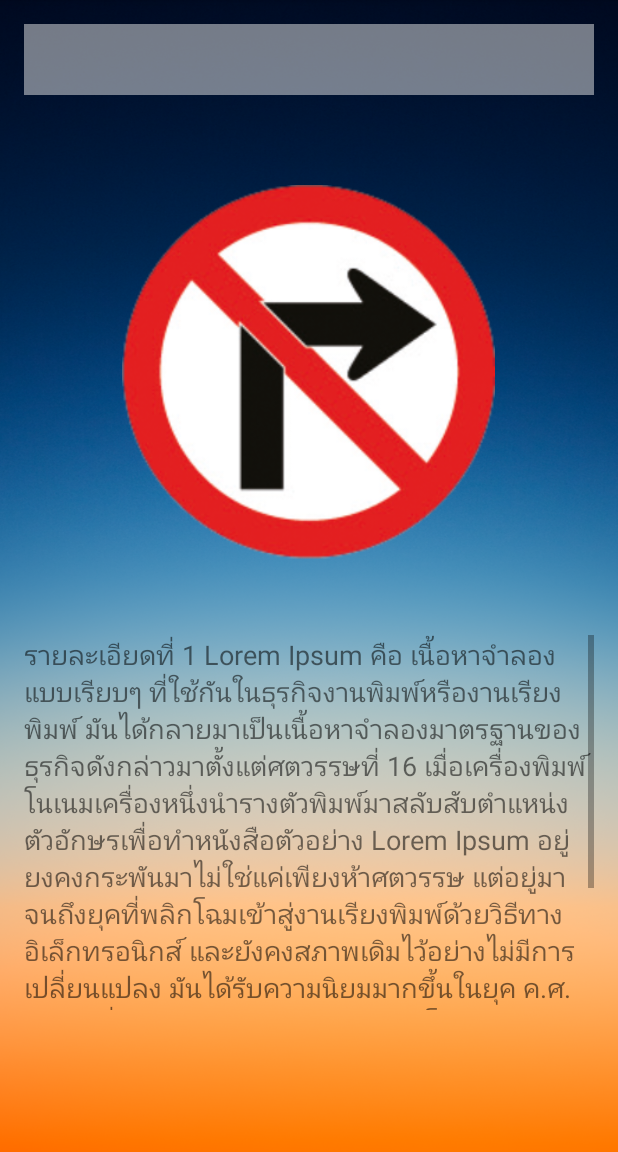
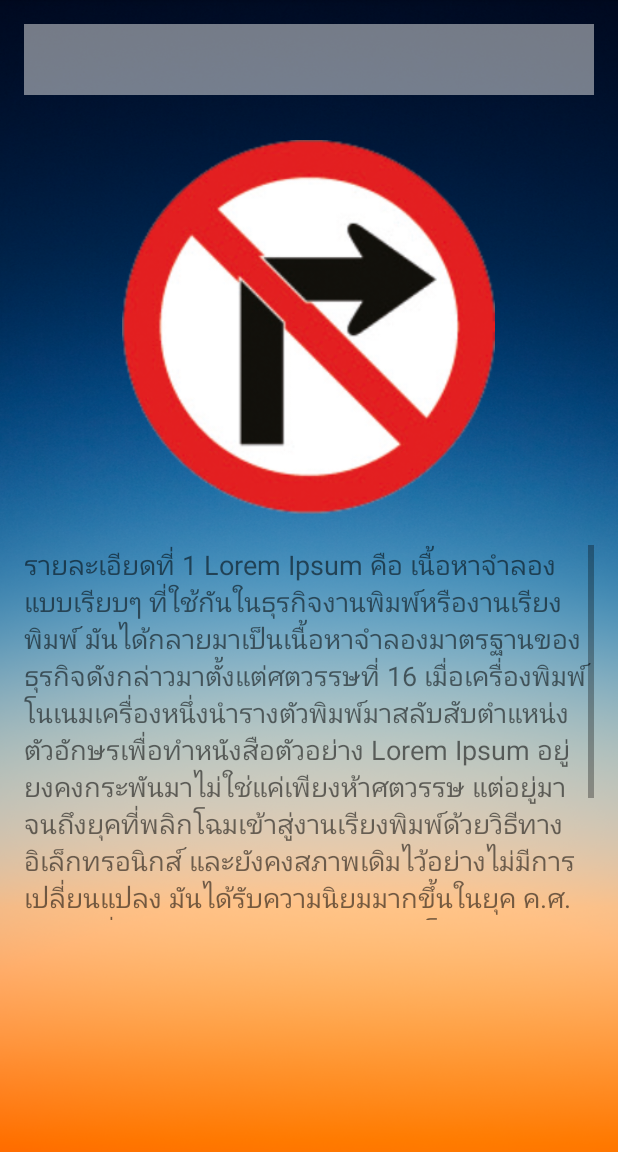
Before and after one commit to xnester/android_workshop, an Android app: the DetailActivity screen opened directly, with no data from a screen before it, on a phone screen of 412 x 824 dp, the part 84-1236 px from its top. Run offline under Robolectric (Android 15) with nearby library versions, the phone set to English and light mode, and no system bars.

Commit message:
Edit Detail Screen

```diff
--- a/app/src/main/res/layout/activity_detail.xml
+++ b/app/src/main/res/layout/activity_detail.xml
@@ -34,14 +34,14 @@
             android:layout_height="@dimen/image"
             android:id="@+id/imageView2"
             android:layout_gravity="center_horizontal"
-            android:layout_marginTop="50dp" />
+            android:layout_marginTop="20dp" />
 
         <ScrollView
             android:layout_width="fill_parent"
             android:layout_height="250dp"
             android:id="@+id/scrollView"
             android:layout_gravity="center_horizontal"
-            android:layout_marginTop="50dp">
+            android:layout_marginTop="20dp">
 
             <TextView
                 android:layout_width="wrap_content"
```
